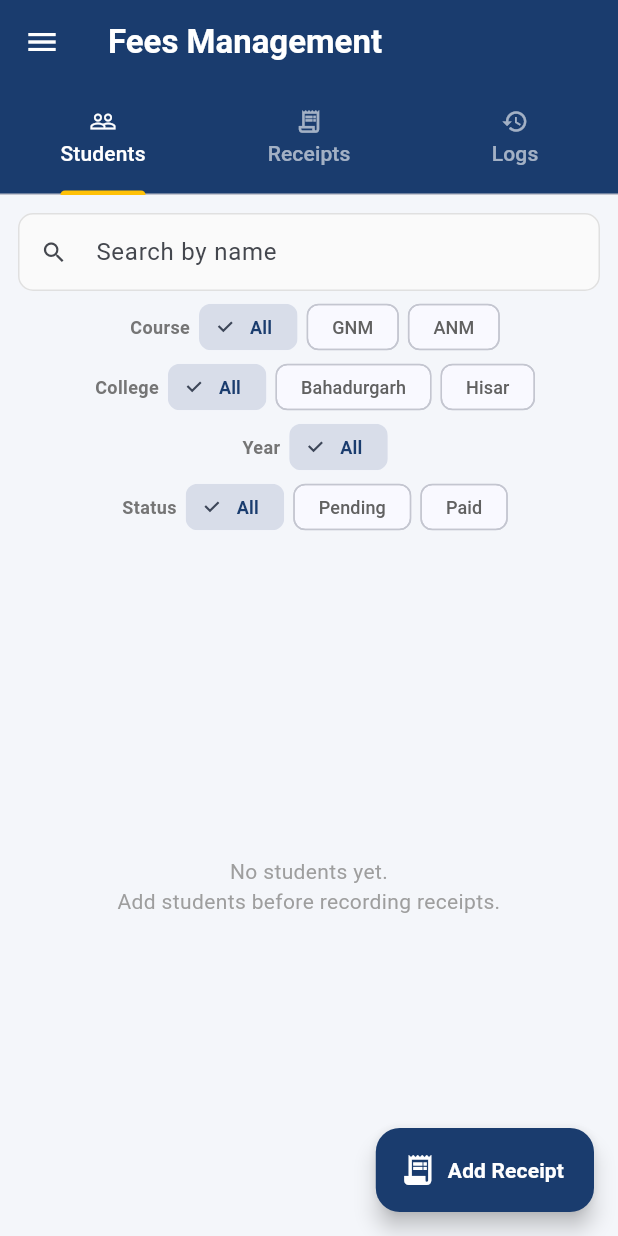
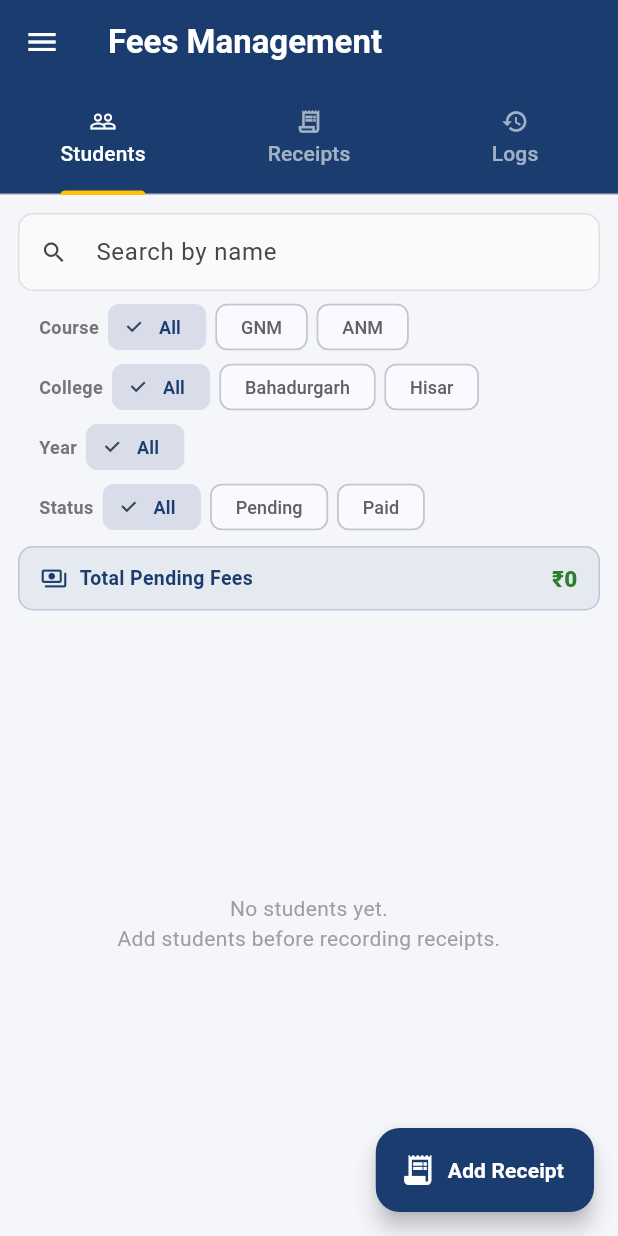
Before and after one commit to Dishu-Bansal/NNI, a Flutter app: the FeesManagementScreen screen opened directly, on a phone screen of 412 x 824 dp. Run offline on Flutter 3.47's test engine with Material 3 defaults, Android fonts, the phone set to English and light mode, and no system bars; our stand-ins replace cloud_firestore, firebase_auth, firebase_core, firebase_storage, image_picker; accounts and stored records are empty; Roboto replaces fonts that are missing (Poppins); statements that could not run were skipped.

Commit message:
feat: total pending summary bar on fees students tab
Between the filter chips and the table a summary bar shows the total
pending fees (and student count) for the currently filtered set, and
updates live as the search / course / college / year / status filters
change. Red when outstanding, green when nothing is pending.

```diff
--- a/lib/fees/screens/fees_management_screen.dart
+++ b/lib/fees/screens/fees_management_screen.dart
@@ -218,7 +218,17 @@ class _StudentsTabState extends State<_StudentsTab> {
                 : filtered.sublist(
                     start, (start + _pageSize).clamp(0, filtered.length));
 
-            return Column(children: [
+            // Total pending across the filtered set (reflects the filters).
+            final totalPending = filtered.fold(
+                0.0,
+                (sum, s) =>
+                    sum +
+                    (s.totalFees - (paidByStudent[s.id] ?? 0))
+                        .clamp(0.0, double.infinity));
+
+            return Column(
+              crossAxisAlignment: CrossAxisAlignment.start,
+                children: [
               // Search bar
               Padding(
                 padding: const EdgeInsets.fromLTRB(12, 12, 12, 0),
@@ -242,7 +252,9 @@ class _StudentsTabState extends State<_StudentsTab> {
               // horizontally scrollable.
               Padding(
                 padding: const EdgeInsets.only(top: 4),
-                child: Column(children: [
+                child: Column(
+                  crossAxisAlignment: CrossAxisAlignment.start,
+                    children: [
                   _chipRow('Course', [
                     _chip('All', _courseFilter == null,
                         () => setState(() {
@@ -310,6 +322,46 @@ class _StudentsTabState extends State<_StudentsTab> {
                     ),
                   ),
                 ),
+              // Total pending summary — reflects the active filters.
+              Padding(
+                padding: const EdgeInsets.fromLTRB(12, 6, 12, 0),
+                child: Container(
+                  width: double.infinity,
+                  padding: const EdgeInsets.symmetric(
+                      horizontal: 14, vertical: 10),
+                  decoration: BoxDecoration(
+                    color: const Color(0xFF1A3C6E).withValues(alpha: 0.07),
+                    borderRadius: BorderRadius.circular(10),
+                    border: Border.all(
+                        color:
+                            const Color(0xFF1A3C6E).withValues(alpha: 0.2)),
+                  ),
+                  child: Row(children: [
+                    const Icon(Icons.payments_outlined,
+                        size: 18, color: Color(0xFF1A3C6E)),
+                    const SizedBox(width: 8),
+                    Text(
+                      'Total Pending Fees'
+                      '${filtered.isNotEmpty ? '  •  ${filtered.length} ${filtered.length == 1 ? 'student' : 'students'}' : ''}',
+                      style: const TextStyle(
+                          fontWeight: FontWeight.w700,
+                          fontSize: 13,
+                          color: Color(0xFF1A3C6E)),
+                    ),
+                    const Spacer(),
+                    Text(
+                      '₹${totalPending.toStringAsFixed(0)}',
+                      style: TextStyle(
+                        fontSize: 15,
+                        fontWeight: FontWeight.w800,
+                        color: totalPending > 0
+                            ? Colors.red.shade700
+                            : const Color(0xFF2E7D32),
+                      ),
+                    ),
+                  ]),
+                ),
+              ),
               Expanded(
                 child: students.isEmpty
                     ? const Center(
```
